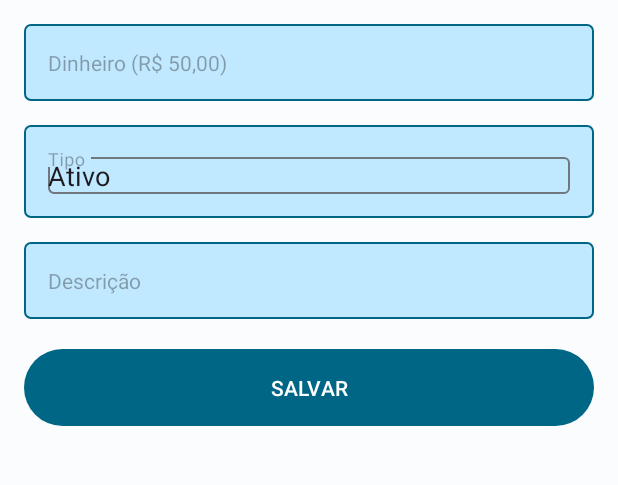
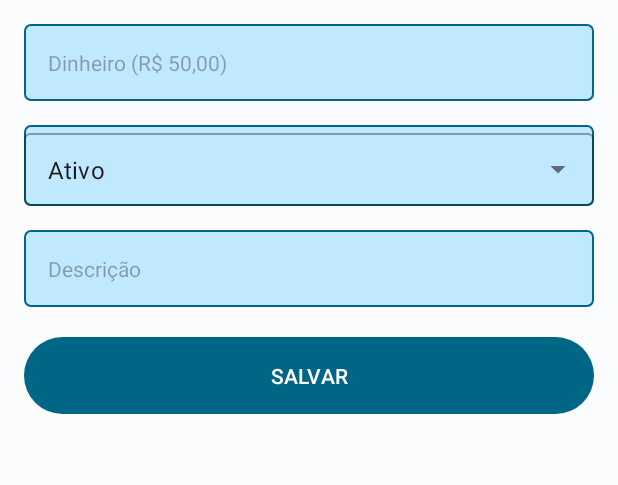
Before and after one commit to luararamos/my_money_app, an Android app: the AddStatementActivity screen opened directly, with no data from a screen before it, on a phone screen of 412 x 824 dp, the part 96-581 px from its top. Run offline under Robolectric (Android 15) with nearby library versions, the phone set to English and light mode, and no system bars; our stand-ins replace Room's generated code, RxJava.

Commit message:
Correcoes TextInput e fluxo de telas

```diff
--- a/app/build.gradle
+++ b/app/build.gradle
@@ -47,8 +47,6 @@ dependencies {
 
     implementation 'de.hdodenhof:circleimageview:3.1.0'
 
-    implementation 'com.google.android.material:material:1.4.0'
-
     // RxJava
     implementation 'androidx.room:room-rxjava2:2.4.3'
     implementation 'io.reactivex.rxjava2:rxandroid:2.1.1'
--- a/app/src/main/java/com/example/mymoneyapp/wallet/view/HomeActivity.kt
+++ b/app/src/main/java/com/example/mymoneyapp/wallet/view/HomeActivity.kt
@@ -52,6 +52,12 @@ class HomeActivity : AppCompatActivity(), Wallet.View {
 
 
     }
+
+    override fun onRestart() {
+        super.onRestart()
+        presenter.findStatements()
+    }
+
     override fun showStatement(response: List<Statement>) {
         binding.rvItemsList.adapter = ListAdapter(response)
     }
--- a/app/src/main/res/layout/activity_add_statement.xml
+++ b/app/src/main/res/layout/activity_add_statement.xml
@@ -30,8 +30,7 @@
 
     <com.google.android.material.textfield.TextInputLayout
         android:id="@+id/autocomplete_add_type"
-        style="@style/Base.Theme.MyMoneyApp.FormEditText"
-        android:hint="@string/hint_type"
+        style="@style/AutoTextViewForm"
         app:layout_constraintEnd_toEndOf="parent"
         app:layout_constraintStart_toStartOf="parent"
         app:layout_constraintTop_toBottomOf="@+id/et_add_money" >
--- a/app/src/main/res/values/style.xml
+++ b/app/src/main/res/values/style.xml
@@ -9,6 +9,15 @@
         <item name="android:layout_marginTop">16dp</item>
         <item name="android:background">@drawable/edit_text</item>
         <item name="android:padding">16dp</item>
+    </style>
 
+    <style name="AutoTextViewForm" parent="@style/Widget.MaterialComponents.TextInputLayout.OutlinedBox.Dense.ExposedDropdownMenu">
+        <item name="android:layout_width">match_parent</item>
+        <item name="android:layout_height">wrap_content</item>
+        <item name="android:layout_marginBottom">28dp</item>
+        <item name="android:layout_marginStart">16dp</item>
+        <item name="android:layout_marginEnd">16dp</item>
+        <item name="android:layout_marginTop">16dp</item>
+        <item name="android:background">@drawable/edit_text</item>
     </style>
 </resources>
```
Also changed, not shown: app/src/main/java/com/example/mymoneyapp/wallet/view/AddStatementActivity.kt (+14 -4 lines).
